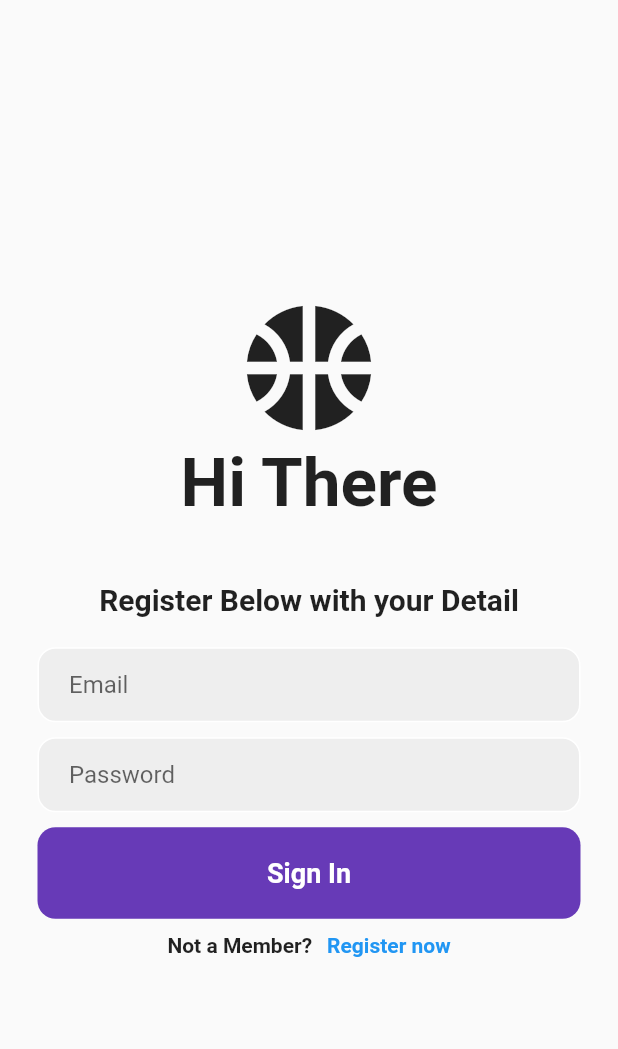
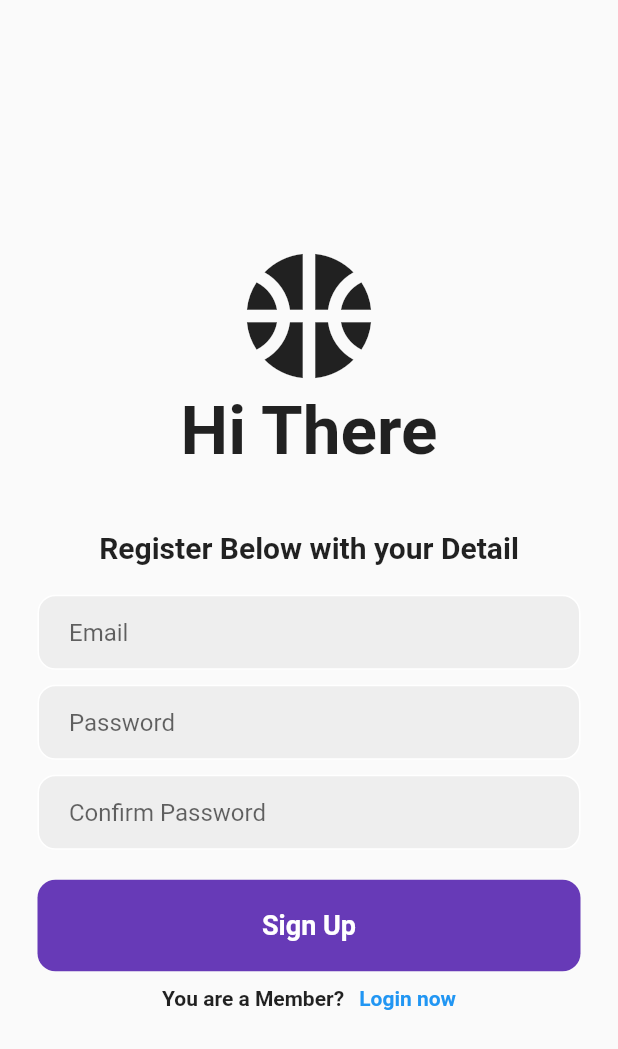
Before and after one commit to Ozurumba007/sports-app-authentication-features-with-firebase, a Flutter app: the RegisterScreen screen opened directly with empty values, on a phone screen of 412 x 824 dp. Shown: the top 1049 px of the screen. Run offline on Flutter 3.47's test engine with Material 2 defaults, Android fonts, the phone set to English and light mode, and no system bars; our stand-ins replace firebase_auth, firebase_core, get; accounts and stored records are empty.

Commit message:
added another textfield to the register screen

```diff
--- a/lib/screens/register_screen.dart
+++ b/lib/screens/register_screen.dart
@@ -1,3 +1,4 @@
+import 'package:firebase_auth/firebase_auth.dart';
 import 'package:flutter/material.dart';
 
 class RegisterScreen extends StatefulWidget {
@@ -14,15 +15,33 @@ class RegisterScreen extends StatefulWidget {
 class _RegisterScreenState extends State<RegisterScreen> {
   final _emailController = TextEditingController();
   final _passwordController = TextEditingController();
+  final _confirmpasswordController = TextEditingController();
 
   @override
   void dispose() {
     _emailController.dispose();
     _passwordController.dispose();
+    _confirmpasswordController.dispose();
     super.dispose();
   }
 
-  Future signUp() async {}
+  Future signUp() async {
+    if (passwordConfirmed()) {
+      await FirebaseAuth.instance.createUserWithEmailAndPassword(
+        email: _emailController.text.trim(),
+        password: _passwordController.text.trim(),
+      );
+    }
+  }
+
+  bool passwordConfirmed() {
+    if (_passwordController.text.trim() ==
+        _confirmpasswordController.text.trim()) {
+      return true;
+    } else {
+      return false;
+    }
+  }
 
   @override
   Widget build(BuildContext context) {
@@ -122,9 +141,40 @@ class _RegisterScreenState extends State<RegisterScreen> {
                   ),
                 ),
 
-                // sign in button
+                // confirm password textfield
 
                 SizedBox(height: 10),
+                Padding(
+                  padding: const EdgeInsets.symmetric(
+                    horizontal: 25.0,
+                  ),
+                  child: Container(
+                    decoration: BoxDecoration(
+                      color: Colors.grey[200],
+                      border: Border.all(
+                        color: Colors.white,
+                      ),
+                      borderRadius: BorderRadius.circular(12),
+                    ),
+                    child: Padding(
+                      padding: const EdgeInsets.only(
+                        left: 20.0,
+                      ),
+                      child: TextFormField(
+                        controller: _confirmpasswordController,
+                        decoration: InputDecoration(
+                          hintText: 'Confirm Password',
+                          border: InputBorder.none,
+                        ),
+                        obscureText: true,
+                      ),
+                    ),
+                  ),
+                ),
+
+                // sign Up button
+
+                SizedBox(height: 20),
                 Padding(
                   padding: const EdgeInsets.symmetric(
                     horizontal: 25.0,
@@ -139,7 +189,7 @@ class _RegisterScreenState extends State<RegisterScreen> {
                       ),
                       child: Center(
                         child: Text(
-                          'Sign In',
+                          'Sign Up',
                           style: TextStyle(
                             color: Colors.white,
                             fontWeight: FontWeight.bold,
@@ -151,7 +201,7 @@ class _RegisterScreenState extends State<RegisterScreen> {
                   ),
                 ),
 
-                // not a member? register now
+                // you're a member? sign in
 
                 SizedBox(height: 10),
 
@@ -159,7 +209,7 @@ class _RegisterScreenState extends State<RegisterScreen> {
                   mainAxisAlignment: MainAxisAlignment.center,
                   children: [
                     Text(
-                      'Not a Member?',
+                      'You are a Member?',
                       style: TextStyle(
                         fontWeight: FontWeight.bold,
                       ),
@@ -168,7 +218,7 @@ class _RegisterScreenState extends State<RegisterScreen> {
                     GestureDetector(
                       onTap: widget.showLoginScreen,
                       child: Text(
-                        'Register now',
+                        'Login now',
                         style: TextStyle(
                           color: Colors.blue,
                           fontWeight: FontWeight.bold,
```
